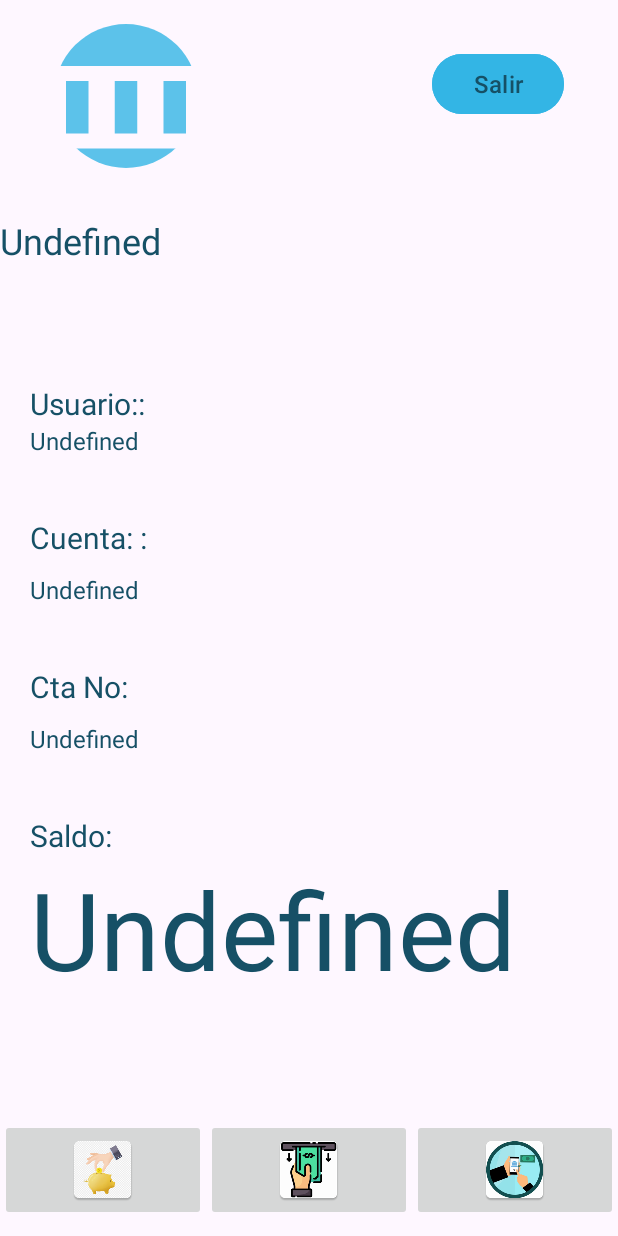
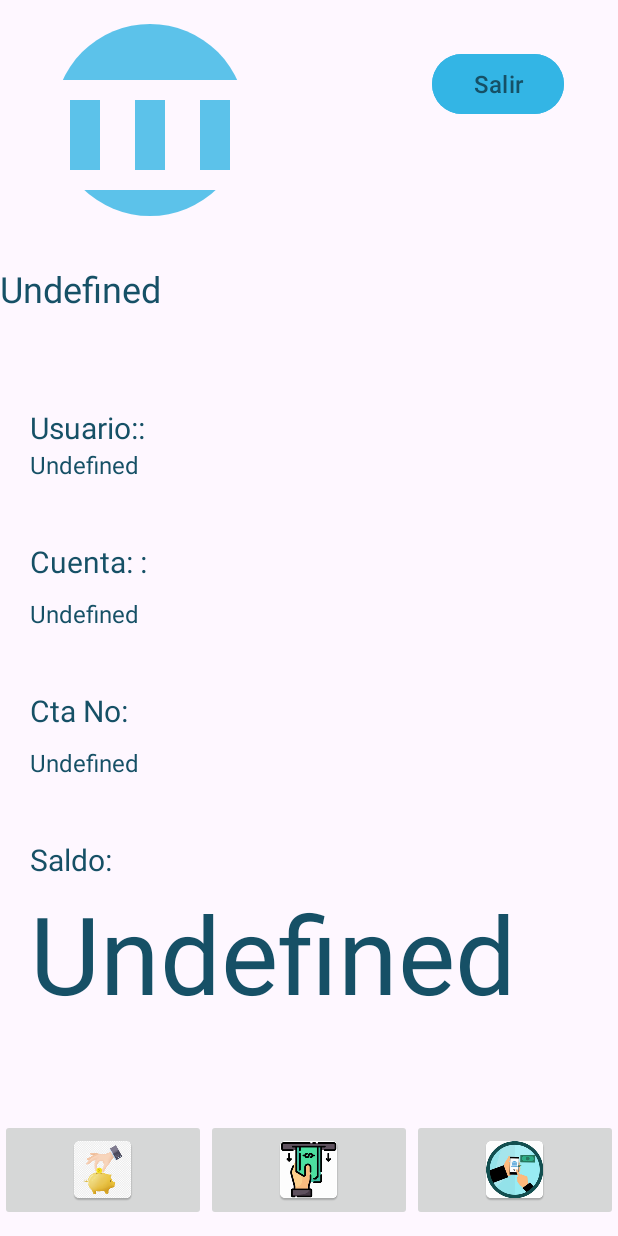
Before and after one commit to lcue1/leccion_2_POO, an Android app: the UserActivity screen opened directly, with no data from a screen before it, on a phone screen of 412 x 824 dp. Run offline under Robolectric (Android 15) with nearby library versions, the phone set to English and light mode, and no system bars; our stand-ins replace CircleImageView; 1 statement that could not run was skipped.

Commit message:
Umage user loaded

```diff
--- a/Cuenta_bancaria/app/src/main/AndroidManifest.xml
+++ b/Cuenta_bancaria/app/src/main/AndroidManifest.xml
@@ -2,7 +2,7 @@
 <manifest xmlns:android="http://schemas.android.com/apk/res/android"
     xmlns:tools="http://schemas.android.com/tools">
     <uses-permission android:name="android.permission.READ_EXTERNAL_STORAGE" />
-    <application
+    <uses-permission android:name="android.permission.WRITE_EXTERNAL_STORAGE" />    <application
         android:allowBackup="true"
         android:dataExtractionRules="@xml/data_extraction_rules"
         android:fullBackupContent="@xml/backup_rules"
--- a/Cuenta_bancaria/app/src/main/java/com/example/cuenta_bancaria/user/UserActivity.kt
+++ b/Cuenta_bancaria/app/src/main/java/com/example/cuenta_bancaria/user/UserActivity.kt
@@ -104,8 +104,8 @@ class UserActivity : AppCompatActivity() {
         if(userInformation[5]!="null"){
             val imageUri = Uri.parse(userInformation[5])
             binding.logoUser.setImageURI(imageUri)
-            Log.d("uri string",userInformation[5].toString())
-            Log.d("uri uti",imageUri.toString())
+            Log.d("uri string",userInformation[5])
+            Log.d("userinformationnnnnn",imageUri.toString())
         }
     }
 
--- a/Cuenta_bancaria/app/src/main/res/layout/activity_user.xml
+++ b/Cuenta_bancaria/app/src/main/res/layout/activity_user.xml
@@ -12,8 +12,8 @@
 
     <de.hdodenhof.circleimageview.CircleImageView
         android:id="@+id/logo_user"
-        android:layout_width="wrap_content"
-        android:layout_height="wrap_content"
+        android:layout_width="128dp"
+        android:layout_height="128dp"
         android:layout_marginStart="36dp"
         android:layout_marginTop="16dp"
         android:src="@drawable/image_user_activity"
```
